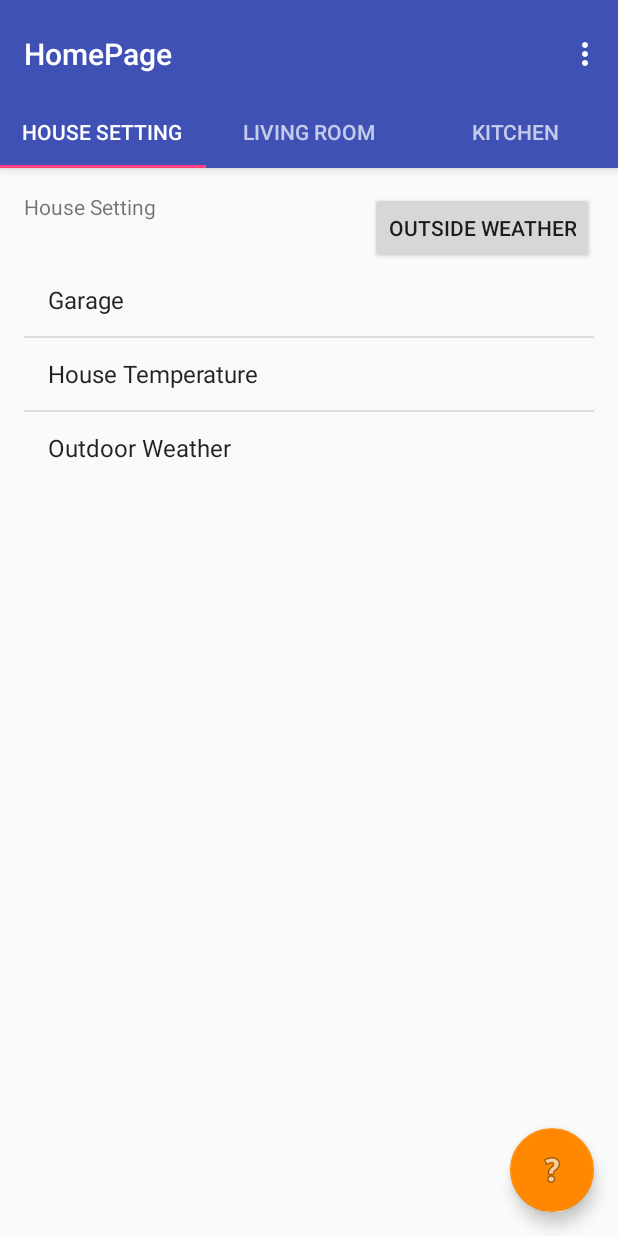
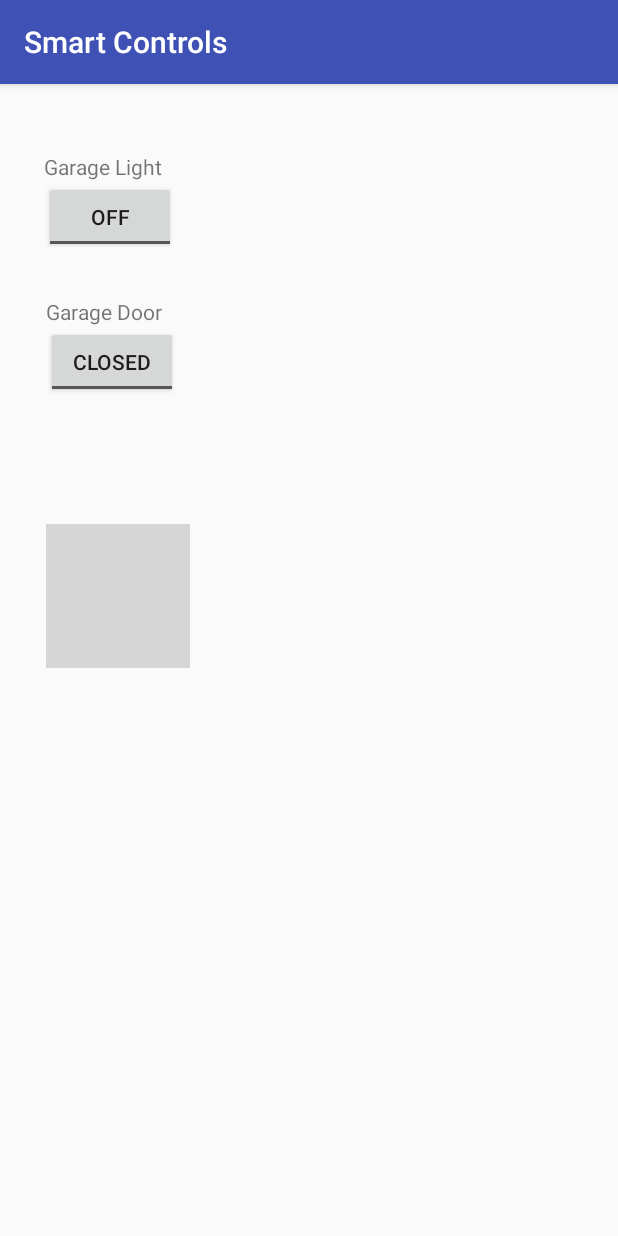
Before and after one commit to abbysun/Project, an Android app: the screen it shows after launch (HomePage before the commit, Garage after it), after a tap on "Garage", on a phone screen of 412 x 824 dp. Run offline under Robolectric (Android 15) with nearby library versions, the phone set to English and light mode, and no system bars; grey boxes are pictures that could not be loaded.

Commit message:
Second version, Garage done

```diff
--- /dev/null
+++ b/app/src/main/java/com/sun/abby/cst2335_finalproject/Garage.java
@@ -0,0 +1,64 @@
+package com.sun.abby.cst2335_finalproject;
+
+import android.support.v7.app.AppCompatActivity;
+import android.os.Bundle;
+import android.view.View;
+import android.widget.ImageView;
+import android.widget.ToggleButton;
+
+public class Garage extends AppCompatActivity {
+    ToggleButton t1, t2;
+
+    @Override
+    protected void onCreate(Bundle savedInstanceState) {
+        super.onCreate(savedInstanceState);
+        setContentView(R.layout.activity_garage);
+
+        t1 = (ToggleButton)findViewById(R.id.toggleButton_light);
+        t2 =(ToggleButton)findViewById(R.id.toggleButton_door);
+    }// end of onCreate
+
+   /*     ToggleButton light = (ToggleButton)findViewById(R.id.toggleButton_light);
+        ToggleButton door =(ToggleButton)findViewById(R.id.toggleButton_door);
+
+       // light.toggle();
+       // door.toggle();
+       // set Light ToggleButton text
+        light.setTextOn("Light Off");
+        light.setTextOn("Light On");
+        light.setChecked(false);
+
+        //set Door ToggleButton text
+        door.setTextOn("Door Opened");
+        door.setTextOn("Door Closed");
+        door.setChecked(false);
+
+*/
+ public void lightClick(View view) {
+     boolean on = ((ToggleButton) view).isChecked();
+     ImageView iView = (ImageView) findViewById(R.id.lightOnOff);
+     if (on) {
+         on = false;
+         iView.setImageResource(R.drawable.lighton);
+     } else {
+         on = true;
+         iView.setImageResource(R.drawable.lightoff);
+     }
+
+ }// end of lightClick
+
+    public void doorClick (View v){
+        boolean on = ((ToggleButton) v).isChecked();
+        ImageView iView = (ImageView) findViewById(R.id.doorOpenClosed);
+        if (on) {
+            on = false;
+            iView.setImageResource(R.drawable.dooropen);
+        } else {
+            on = true;
+            iView.setImageResource(R.drawable.doorclosed);
+        }
+
+    }// end of doorClick
+
+
+}// end of Garage class
--- a/app/src/main/java/com/sun/abby/cst2335_finalproject/HouseSettingFragment.java
+++ b/app/src/main/java/com/sun/abby/cst2335_finalproject/HouseSettingFragment.java
@@ -1,5 +1,7 @@
 package com.sun.abby.cst2335_finalproject;
 
+import android.content.Context;
+import android.content.Intent;
 import android.os.Bundle;
 import android.support.v4.app.Fragment;
 import android.view.LayoutInflater;
@@ -42,8 +44,30 @@ public class HouseSettingFragment extends Fragment {
                 String itemValue = (String)listView.getItemAtPosition(position);
 
                 //Alert
-                Toast.makeText(getContext(),"Position: "+ itemPosition+" List Item: "
-                        +itemValue, Toast.LENGTH_LONG).show();
+                Toast.makeText(getContext(),
+                        itemValue+" has been selected", Toast.LENGTH_LONG).show();
+
+                //click to open each activity
+                switch (position)
+                {
+                    case 0:
+                        Context context = view.getContext();
+                        Intent garageActivity = new Intent(context, Garage.class);
+                        startActivity(garageActivity);
+                        break;
+
+                    case 1:
+                        Context ctx = view.getContext();
+                        Intent houseTempActivity = new Intent(ctx, HouseTemp.class);
+                        startActivity(houseTempActivity);
+                        break;
+
+                    case 2:
+                        Context context1 = view.getContext();
+                        Intent weatherActivity = new Intent(context1, Weather.class);
+                        startActivity(weatherActivity);
+                        break;
+                }
 
 
             }
@@ -53,4 +77,6 @@ public class HouseSettingFragment extends Fragment {
 
             return rootView;
     }
+
+
 }// end of HouseSettingFragment
--- /dev/null
+++ b/app/src/main/res/layout/activity_garage.xml
@@ -0,0 +1,82 @@
+<?xml version="1.0" encoding="utf-8"?>
+<RelativeLayout xmlns:android="http://schemas.android.com/apk/res/android"
+    xmlns:app="http://schemas.android.com/apk/res-auto"
+    xmlns:tools="http://schemas.android.com/tools"
+    android:id="@+id/activity_garage"
+    android:layout_width="match_parent"
+    android:layout_height="match_parent"
+    android:paddingBottom="@dimen/activity_vertical_margin"
+    android:paddingLeft="@dimen/activity_horizontal_margin"
+    android:paddingRight="@dimen/activity_horizontal_margin"
+    android:paddingTop="@dimen/activity_vertical_margin"
+    tools:context="com.sun.abby.cst2335_finalproject.Garage">
+
+    <TextView
+        android:text="Garage Light"
+        android:layout_width="wrap_content"
+        android:layout_height="wrap_content"
+        android:layout_alignParentTop="true"
+        android:layout_alignParentStart="true"
+        android:layout_marginStart="13dp"
+        android:layout_marginTop="29dp"
+        android:id="@+id/gargeLight" />
+
+    <TextView
+        android:text="Garage Door"
+        android:layout_width="wrap_content"
+        android:layout_height="wrap_content"
+        android:layout_below="@+id/toggleButton_light"
+        android:layout_alignEnd="@+id/gargeLight"
+        android:layout_marginTop="29dp"
+        android:id="@+id/garageDoor" />
+
+    <ToggleButton
+        android:text="ToggleButton"
+        android:layout_width="wrap_content"
+        android:layout_height="wrap_content"
+        android:id="@+id/toggleButton_door"
+        android:layout_below="@+id/garageDoor"
+        android:layout_alignStart="@+id/garageDoor"
+        android:onClick="doorClick"
+        android:textOff="Closed"
+        android:textOn="Opened"/>
+
+    <ImageView
+        android:layout_width="wrap_content"
+        android:layout_height="wrap_content"
+        android:id="@+id/lightOnOff"
+        android:layout_alignBottom="@+id/toggleButton_light"
+        android:layout_toEndOf="@+id/toggleButton_door"
+
+        android:layout_alignTop="@+id/gargeLight" />
+
+    <ImageView
+        android:layout_width="wrap_content"
+        android:layout_height="wrap_content"
+
+        android:id="@+id/doorOpenClosed"
+        android:layout_alignBottom="@+id/toggleButton_door"
+        android:layout_alignEnd="@+id/lightOnOff"
+        android:layout_alignTop="@+id/garageDoor"
+        android:layout_toEndOf="@+id/lightOnOff" />
+
+    <ImageView
+        android:layout_width="wrap_content"
+        android:layout_height="wrap_content"
+        app:srcCompat="@drawable/garage"
+        android:layout_below="@+id/toggleButton_door"
+        android:layout_alignStart="@+id/toggleButton_door"
+        android:layout_marginTop="84dp"
+        android:id="@+id/garageImage" />
+
+    <ToggleButton
+        android:text="ToggleButton"
+        android:layout_width="wrap_content"
+        android:layout_height="wrap_content"
+        android:id="@+id/toggleButton_light"
+        android:onClick="lightClick"
+        android:textOff="Off"
+        android:textOn="On"
+        android:layout_below="@+id/gargeLight"
+        android:layout_alignStart="@+id/gargeLight" />
+</RelativeLayout>
--- a/app/src/main/res/layout/house_setting.xml
+++ b/app/src/main/res/layout/house_setting.xml
@@ -1,4 +1,5 @@
 <RelativeLayout xmlns:android="http://schemas.android.com/apk/res/android"
+    xmlns:app="http://schemas.android.com/apk/res-auto"
     xmlns:tools="http://schemas.android.com/tools"
     android:layout_width="match_parent"
     android:layout_height="match_parent"
@@ -7,26 +8,21 @@
     android:paddingRight="@dimen/activity_horizontal_margin"
     android:paddingTop="@dimen/activity_vertical_margin">
 
-    <TextView
-        android:id="@+id/section_label"
+
+    <ImageView
         android:layout_width="wrap_content"
         android:layout_height="wrap_content"
-        android:text="@string/House_Setting"/>
+        app:srcCompat="@drawable/housesetting"
+        android:id="@+id/imageView" />
 
     <ListView
         android:id="@+id/home_List"
         android:layout_width="wrap_content"
         android:layout_height="wrap_content"
+        android:layout_alignParentTop="true"
         android:layout_alignParentStart="true"
-        android:layout_below="@+id/outsideWeather" />
-
-    <Button
-        android:layout_width="wrap_content"
-        android:layout_height="wrap_content"
-        android:id="@+id/outsideWeather"
-        android:layout_alignParentEnd="true"
-        android:text="@string/Outside_Weather"
-        android:layout_alignParentTop="true" />
+        android:headerDividersEnabled="true"
+        android:layout_below="@+id/imageView" />
 
 
 </RelativeLayout>
--- a/app/src/main/res/values/strings.xml
+++ b/app/src/main/res/values/strings.xml
@@ -7,4 +7,7 @@
     <!--House Setting-->
     <string name="House_Setting">House Setting</string>
     <string name="Outside_Weather">Outside Weather</string>
+    <string name="title_activity_garage">Garage</string>
+    <string name="title_activity_house_temp">HouseTemp</string>
+    <string name="title_activity_weather">Weather</string>
 </resources>
```
Also changed, not shown: app/src/main/AndroidManifest.xml (+7 -0 lines), app/src/main/java/com/sun/abby/cst2335_finalproject/HouseTemp.java (added, +29 -0 lines), app/src/main/java/com/sun/abby/cst2335_finalproject/Weather.java (added, +13 -0 lines), app/src/main/res/layout/activity_house_temp.xml (added, +34 -0 lines), app/src/main/res/layout/activity_weather.xml (added, +13 -0 lines), app/src/main/res/layout/content_house_temp.xml (added, +16 -0 lines).
